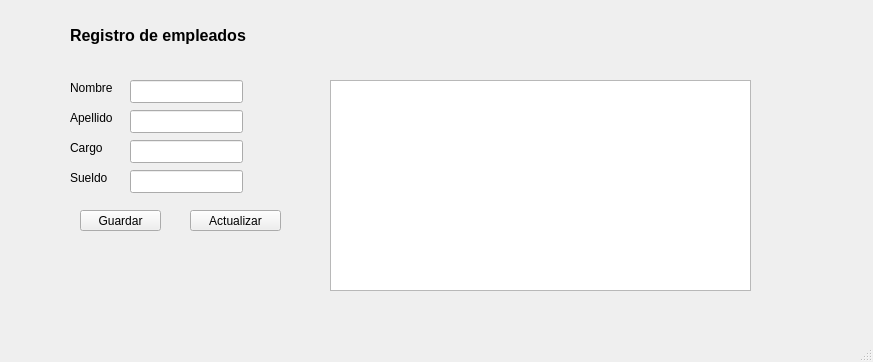
DiegoAlencastro/ae3-2bim-aa23, file RegistroEmpleados.ui: the form before one commit.
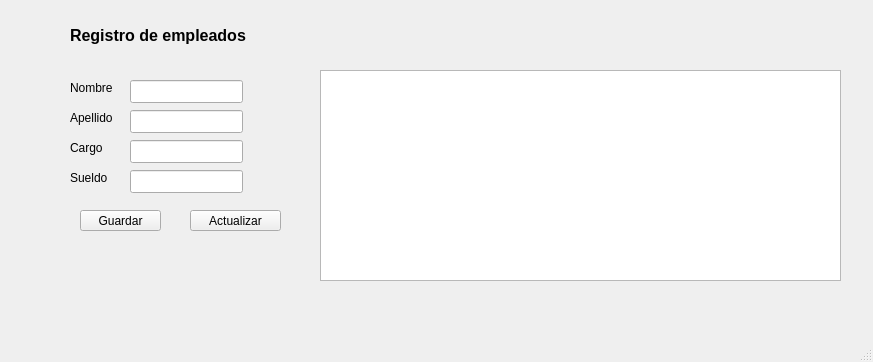
The form after the commit.

Commit message: Se añade calculo de bono 10%

The edit to the form file:
```diff
--- a/RegistroEmpleados.ui
+++ b/RegistroEmpleados.ui
@@ -92,9 +92,9 @@
    <widget class="QTableWidget" name="listaEmpleados">
     <property name="geometry">
      <rect>
-      <x>330</x>
-      <y>80</y>
-      <width>421</width>
+      <x>320</x>
+      <y>70</y>
+      <width>521</width>
       <height>211</height>
      </rect>
     </property>
```
The commit also changes 2 other files.
